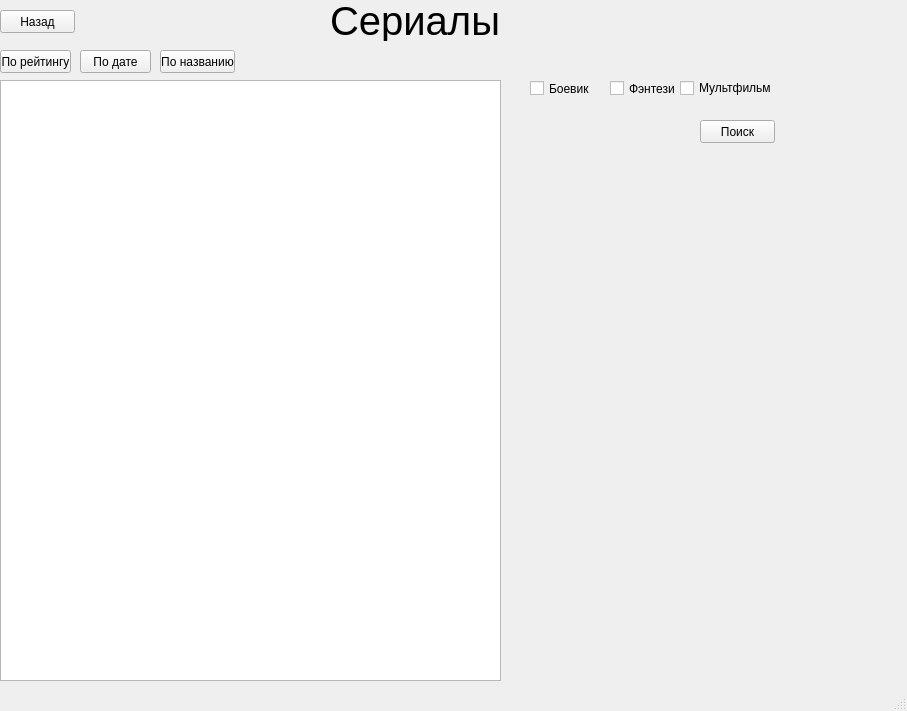
Zloiben/Application, file serials.ui: the form before one commit.
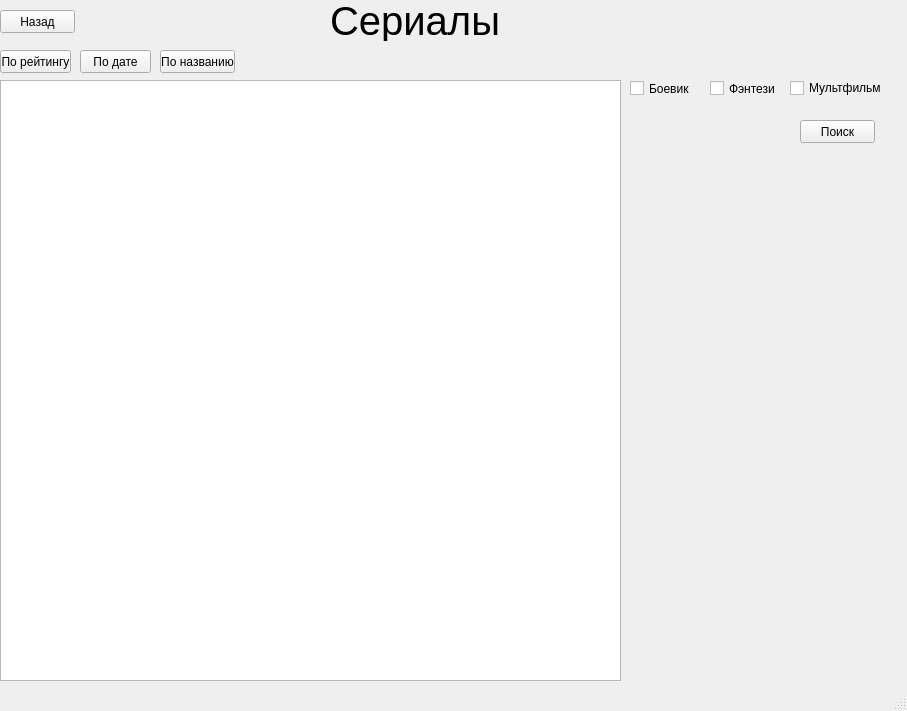
The form after the commit.

Patch:
```diff
--- a/serials.ui
+++ b/serials.ui
@@ -37,10 +37,16 @@
      <rect>
       <x>0</x>
       <y>80</y>
-      <width>501</width>
+      <width>621</width>
       <height>601</height>
      </rect>
     </property>
+    <property name="verticalScrollBarPolicy">
+     <enum>Qt::ScrollBarAsNeeded</enum>
+    </property>
+    <property name="readOnly">
+     <bool>true</bool>
+    </property>
    </widget>
    <widget class="QPushButton" name="btn_rating_DESC_serials">
     <property name="geometry">
@@ -84,7 +90,7 @@
    <widget class="QCheckBox" name="checkBox">
     <property name="geometry">
      <rect>
-      <x>530</x>
+      <x>630</x>
       <y>80</y>
       <width>70</width>
       <height>17</height>
@@ -97,7 +103,7 @@
    <widget class="QCheckBox" name="checkBox_2">
     <property name="geometry">
      <rect>
-      <x>610</x>
+      <x>710</x>
       <y>80</y>
       <width>70</width>
       <height>17</height>
@@ -110,7 +116,7 @@
    <widget class="QCheckBox" name="checkBox_3">
     <property name="geometry">
      <rect>
-      <x>680</x>
+      <x>790</x>
       <y>80</y>
       <width>91</width>
       <height>16</height>
@@ -123,7 +129,7 @@
    <widget class="QPushButton" name="pushButton">
     <property name="geometry">
      <rect>
-      <x>700</x>
+      <x>800</x>
       <y>120</y>
       <width>75</width>
       <height>23</height>
```
